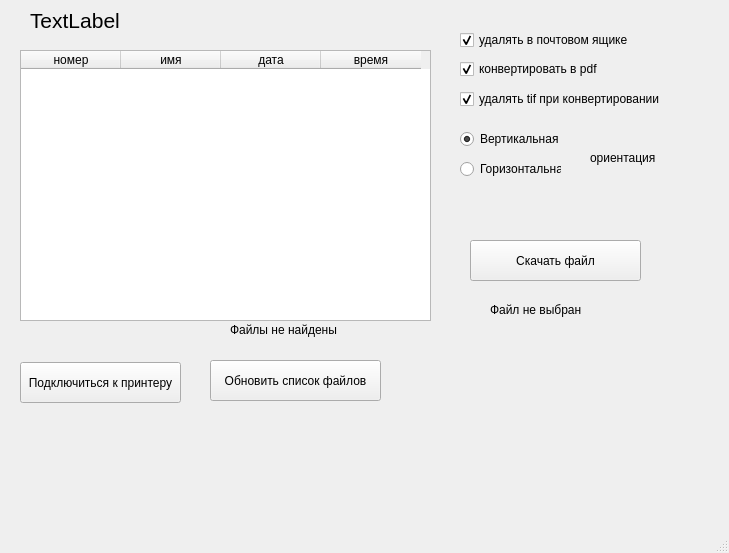
First picture: the form in wind.ui, repository monstruator/printer_parse, before the edit.
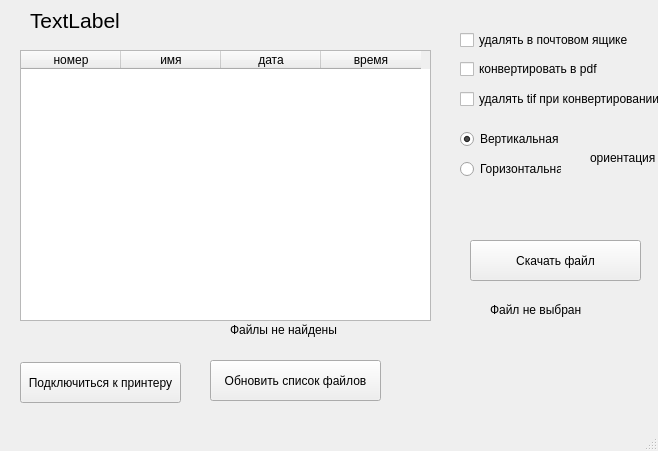
Second picture: the form after the edit.

Commit message: добавлен ini файл и удаление

```diff
--- a/wind.ui
+++ b/wind.ui
@@ -9,8 +9,8 @@
    <rect>
     <x>0</x>
     <y>0</y>
-    <width>729</width>
-    <height>553</height>
+    <width>658</width>
+    <height>451</height>
    </rect>
   </property>
   <property name="windowTitle">
@@ -178,7 +178,7 @@
      <string>удалять в почтовом ящике</string>
     </property>
     <property name="checked">
-     <bool>true</bool>
+     <bool>false</bool>
     </property>
    </widget>
    <widget class="QCheckBox" name="checkBox_2">
@@ -194,7 +194,7 @@
      <string>удалять tif при конвертировании</string>
     </property>
     <property name="checked">
-     <bool>true</bool>
+     <bool>false</bool>
     </property>
    </widget>
    <widget class="QCheckBox" name="checkBox_3">
@@ -210,7 +210,7 @@
      <string>конвертировать в pdf</string>
     </property>
     <property name="checked">
-     <bool>true</bool>
+     <bool>false</bool>
     </property>
    </widget>
    <widget class="QLabel" name="label_4">
```
Left out of the diff: 2 changed lines with no effect on the pictures. The commit also changes 2 other files.
